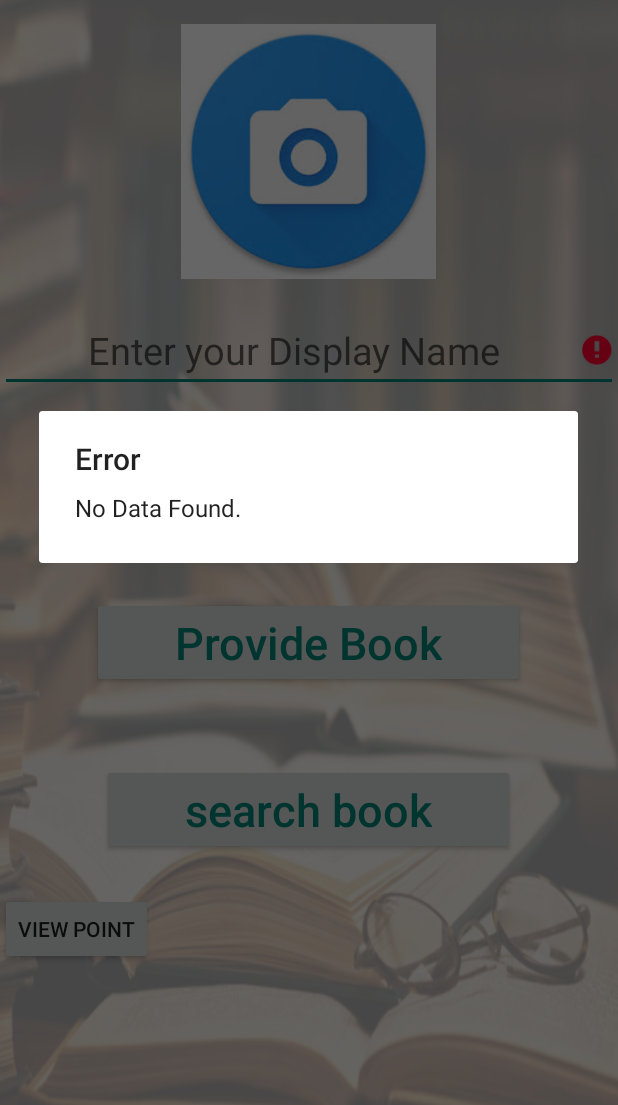
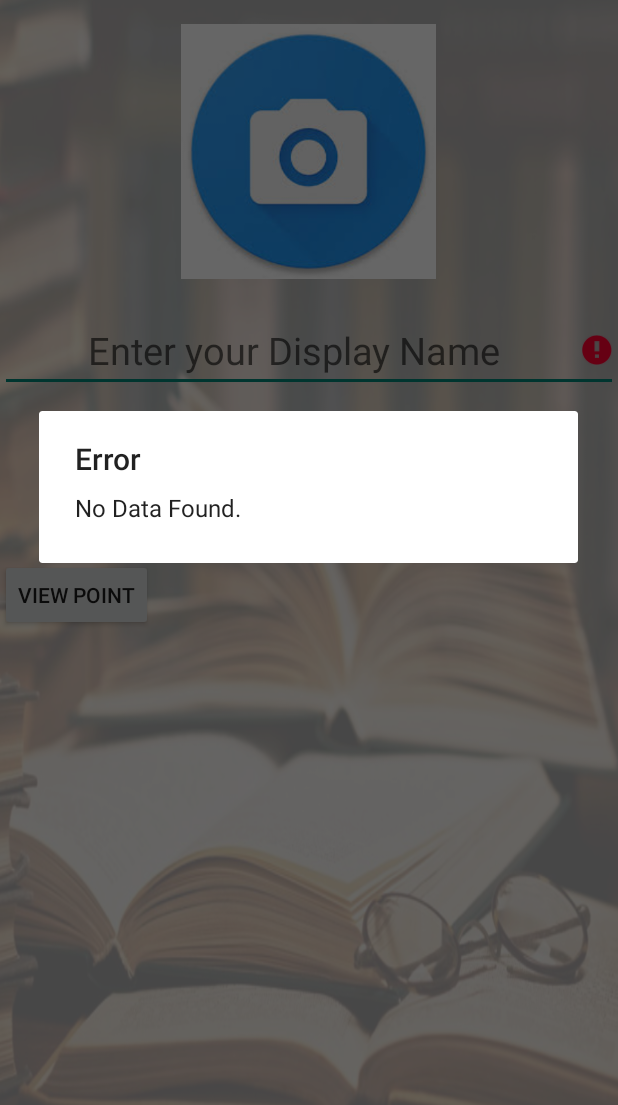
Before and after one commit to HabibRh26/Software-Engineering-Project, an Android app: the ViewProfile screen opened directly, with no data from a screen before it, after a tap on "VIEW POINT", on a phone screen of 412 x 824 dp, the part 131-1236 px from its top. Run offline under Robolectric (Android 15) with nearby library versions, the light colour scheme and no system bars; our stand-ins replace Firebase (no records; nobody signed in at launch, a user with empty details on screens opened directly).

Commit message:
menu actions updated

```diff
--- a/coding Implementation/BookSharing/app/src/main/res/layout/activity_view_profile.xml
+++ b/coding Implementation/BookSharing/app/src/main/res/layout/activity_view_profile.xml
@@ -68,33 +68,9 @@
         android:textSize="30dp"
         android:textAllCaps="false"/>
 
-    <Button
-        android:id="@+id/buttonProvide"
-        android:layout_width="wrap_content"
-        android:layout_height="wrap_content"
-        android:layout_gravity="center"
-        android:layout_margin="25dp"
-        android:paddingLeft="55dp"
-        android:paddingRight="55dp"
-        android:text="Provide Book"
-        android:textColor="@color/colorPrimary"
-        android:textSize="30dp"
-        android:textAllCaps="false"
-        android:onClick="onClickButtonProvide"/>
 
-    <Button
-        android:id="@+id/searcingBook"
-        android:layout_width="wrap_content"
-        android:layout_height="wrap_content"
-        android:layout_gravity="center"
-        android:layout_margin="25dp"
-        android:paddingLeft="55dp"
-        android:paddingRight="55dp"
-        android:text="search book"
-        android:textColor="@color/colorPrimary"
-        android:textSize="30dp"
-        android:textAllCaps="false"
-        android:onClick="searchingBook"/>
+
+
 
 
 
```
Also changed, not shown: coding Implementation/BookSharing/app/src/main/java/com/example/booksharing/ViewProfile.java (+21 -10 lines).
